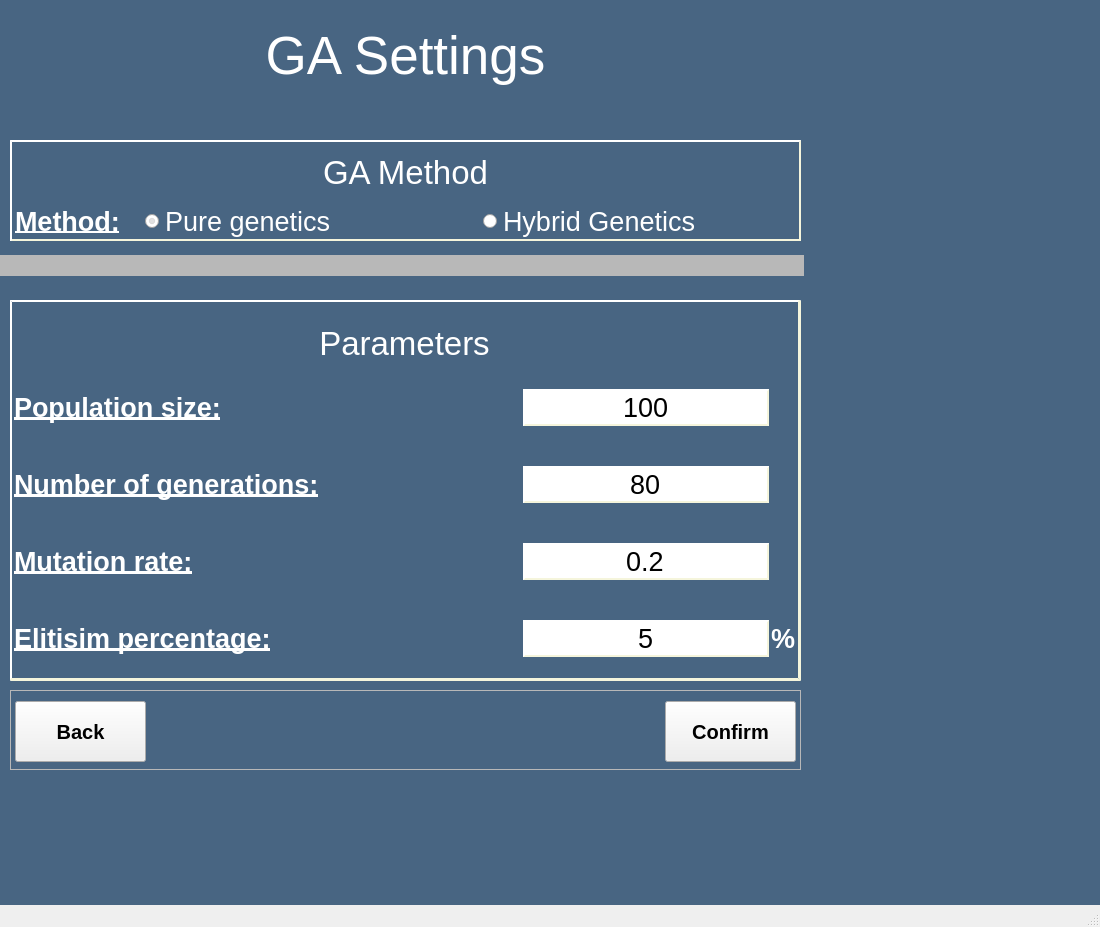
This is GUI/mainwindow.ui in XmakerenX/Pirate_Packing as Qt 5 draws it before an edit. The edited form follows.
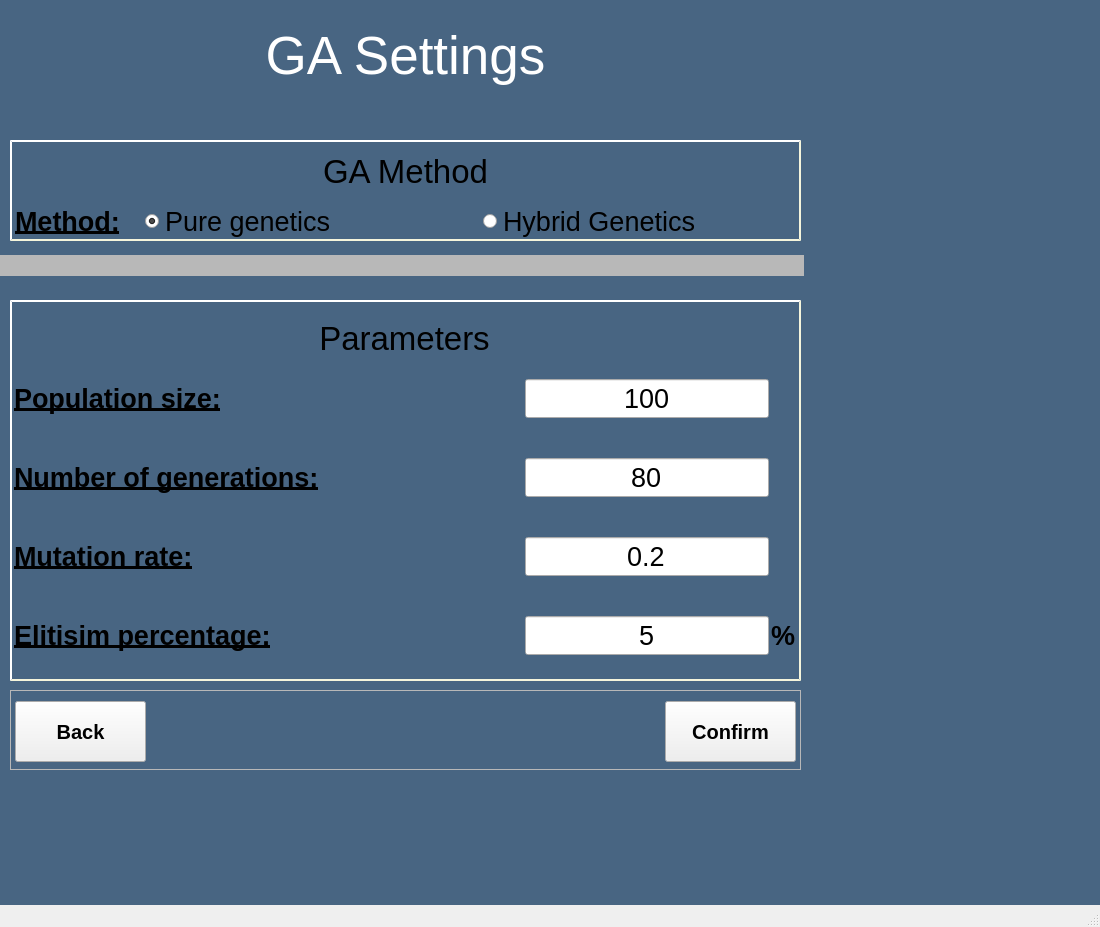
This is the edited form. The open tabs and pages were chosen to show the change.

Commit message: Fixed widgets style sheets so GUI looks correct on Linux

Patch:
```diff
--- a/GUI/mainwindow.ui
+++ b/GUI/mainwindow.ui
@@ -1152,9 +1152,12 @@
        </rect>
       </property>
       <property name="styleSheet">
-       <string notr="true"> border-style: outset;
+       <string notr="true">QWidget#frame_GAMethod
+{
+ border-style: outset;
     border-width: 2px;
-    border-color: beige;</string>
+    border-color: beige;
+}</string>
       </property>
       <property name="frameShape">
        <enum>QFrame::StyledPanel</enum>
@@ -1168,7 +1171,7 @@
          <x>0</x>
          <y>0</y>
          <width>791</width>
-         <height>102</height>
+         <height>105</height>
         </rect>
        </property>
        <layout class="QVBoxLayout" name="verticalLayout_6">
@@ -1191,13 +1194,6 @@
             <pointsize>25</pointsize>
            </font>
           </property>
-          <property name="styleSheet">
-           <string notr="true"> border-style: outset;
-    border-width: 0px;
-    border-color: beige;
-color: rgb(255, 255, 255);
-background-color: rgb(72,101,130)</string>
-          </property>
           <property name="text">
            <string>GA Method</string>
           </property>
@@ -1227,12 +1223,6 @@
               <underline>true</underline>
              </font>
             </property>
-            <property name="styleSheet">
-             <string notr="true"> border-style: outset;
-    border-width: 0px;
-    border-color: beige;
-color: rgb(255,255,255)</string>
-            </property>
             <property name="text">
              <string>Method:</string>
             </property>
@@ -1254,12 +1244,6 @@
               <pointsize>20</pointsize>
              </font>
             </property>
-            <property name="styleSheet">
-             <string notr="true"> border-style: outset;
-    border-width: 0px;
-    border-color: beige;
-color: rgb(255, 255, 255);</string>
-            </property>
             <property name="text">
              <string>Pure genetics</string>
             </property>
@@ -1275,12 +1259,6 @@
               <pointsize>20</pointsize>
              </font>
             </property>
-            <property name="styleSheet">
-             <string notr="true"> border-style: outset;
-    border-width: 0px;
-    border-color: beige;
-color: rgb(255, 255, 255);</string>
-            </property>
             <property name="text">
              <string>Hybrid Genetics </string>
             </property>
@@ -1301,9 +1279,12 @@
        </rect>
       </property>
       <property name="styleSheet">
-       <string notr="true"> border-style: outset;
+       <string notr="true">QWidget#frame_4
+{
+ border-style: outset;
     border-width: 2px;
-    border-color: beige;</string>
+    border-color: beige;
+}</string>
       </property>
       <property name="frameShape">
        <enum>QFrame::StyledPanel</enum>
@@ -1331,7 +1312,7 @@
          <number>5</number>
         </property>
         <property name="bottomMargin">
-         <number>5</number>
+         <number>10</number>
         </property>
         <item>
          <widget class="QLabel" name="label_param">
@@ -1346,13 +1327,6 @@
             <pointsize>25</pointsize>
            </font>
           </property>
-          <property name="styleSheet">
-           <string notr="true"> border-style: outset;
-    border-width: 0px;
-    border-color: beige;
-color: rgb(255, 255, 255);
-background-color: rgb(72,101,130)</string>
-          </property>
           <property name="text">
            <string>Parameters</string>
           </property>
@@ -1376,12 +1350,6 @@
               <underline>true</underline>
              </font>
             </property>
-            <property name="styleSheet">
-             <string notr="true"> border-style: outset;
-    border-width: 0px;
-    border-color: beige;
-color:rgb(255, 255, 255)</string>
-            </property>
             <property name="text">
              <string>Population size:</string>
             </property>
@@ -1400,9 +1368,6 @@
               <pointsize>20</pointsize>
              </font>
             </property>
-            <property name="styleSheet">
-             <string notr="true"/>
-            </property>
             <property name="text">
              <string>80</string>
             </property>
@@ -1424,12 +1389,6 @@
               <underline>true</underline>
              </font>
             </property>
-            <property name="styleSheet">
-             <string notr="true"> border-style: outset;
-    border-width: 0px;
-    border-color: beige;
-color:rgb(255, 255, 255)</string>
-            </property>
             <property name="text">
              <string>Mutation rate:</string>
             </property>
@@ -1445,12 +1404,6 @@
               <underline>true</underline>
              </font>
             </property>
-            <property name="styleSheet">
-             <string notr="true"> border-style: outset;
-    border-width: 0px;
-    border-color: beige;
-color:rgb(255, 255, 255)</string>
-            </property>
             <property name="text">
              <string>Number of generations:</string>
             </property>
@@ -1469,9 +1422,6 @@
               <pointsize>20</pointsize>
              </font>
             </property>
-            <property name="styleSheet">
-             <string notr="true"/>
-            </property>
             <property name="text">
              <string>0.2</string>
             </property>
@@ -1496,9 +1446,6 @@
               <pointsize>20</pointsize>
              </font>
             </property>
-            <property name="styleSheet">
-             <string notr="true"/>
-            </property>
             <property name="text">
              <string>100</string>
             </property>
@@ -1520,12 +1467,6 @@
               <underline>true</underline>
              </font>
             </property>
-            <property name="styleSheet">
-             <string notr="true"> border-style: outset;
-    border-width: 0px;
-    border-color: beige;
-color: qlineargradient(spread:pad, x1:0, y1:0, x2:1, y2:0, stop:0 rgba(72, 183, 224, 255), stop:1 rgba(255, 255, 255, 255));</string>
-            </property>
             <property name="text">
              <string>Elitisim percentage:</string>
             </property>
@@ -1549,9 +1490,6 @@
                 <pointsize>20</pointsize>
                </font>
               </property>
-              <property name="styleSheet">
-               <string notr="true"/>
-              </property>
               <property name="text">
                <string>5</string>
               </property>
@@ -1579,12 +1517,6 @@
                 <underline>false</underline>
                </font>
               </property>
-              <property name="styleSheet">
-               <string notr="true"> border-style: outset;
-    border-width: 0px;
-    border-color: beige;
-color: qlineargradient(spread:pad, x1:0, y1:0, x2:1, y2:0, stop:0 rgba(72, 183, 224, 255), stop:1 rgba(255, 255, 255, 255));</string>
-              </property>
               <property name="text">
                <string>%</string>
               </property>
```
Left out of the diff: 153 changed lines with no effect on the pictures.
